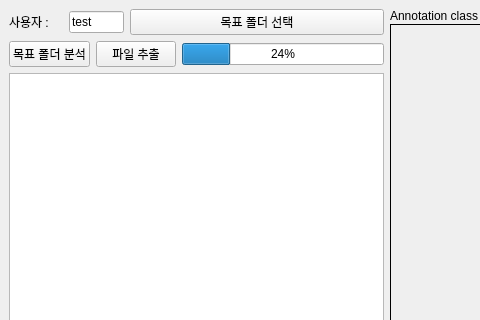
GWANGHYUNYU/annotation, file main.ui: the form before one commit; both pictures show x 0 to 480 and y 0 to 320 of the 1275 by 670 pixel window.
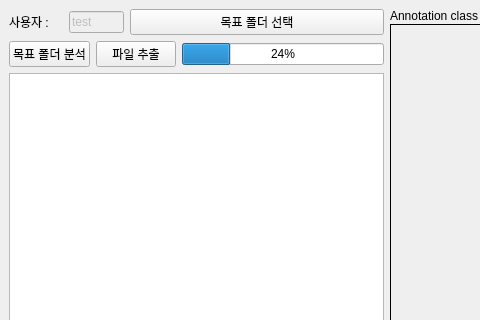
The form after the commit.

Commit message: change label name

The edit to the form file:
```diff
--- a/main.ui
+++ b/main.ui
@@ -30,6 +30,9 @@
           </item>
           <item>
            <widget class="QLineEdit" name="lineEdit_user_id">
+            <property name="enabled">
+             <bool>false</bool>
+            </property>
             <property name="focusPolicy">
              <enum>Qt::ClickFocus</enum>
             </property>
```
Left out of the diff: 2 changed lines with no effect on the pictures.
